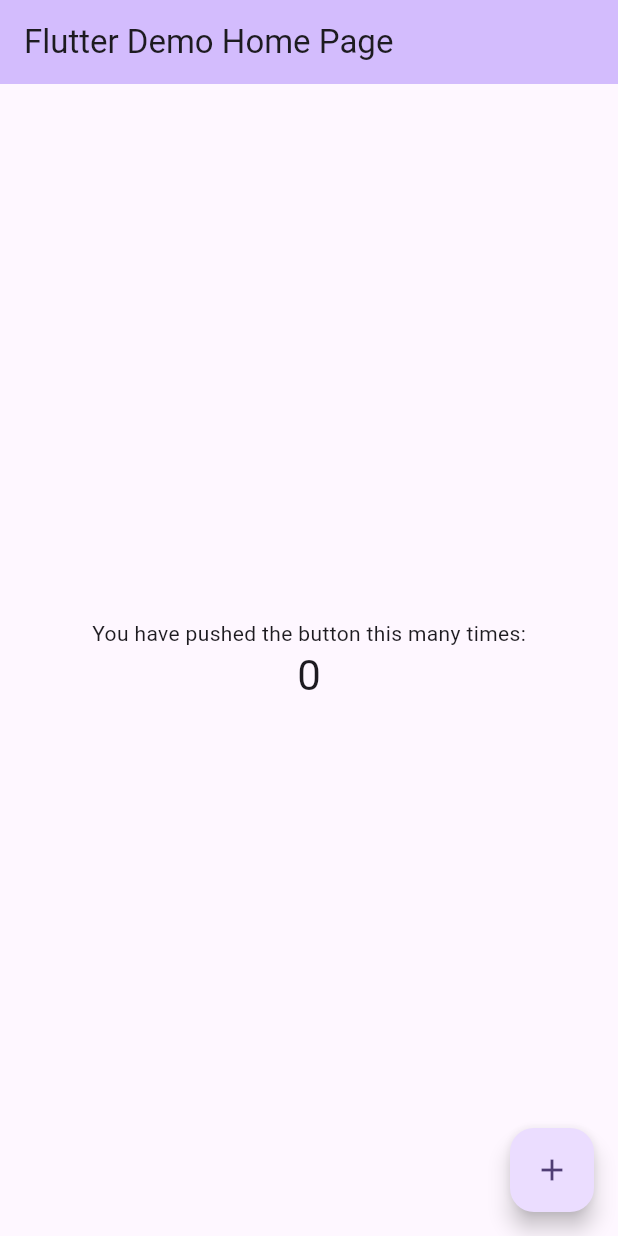
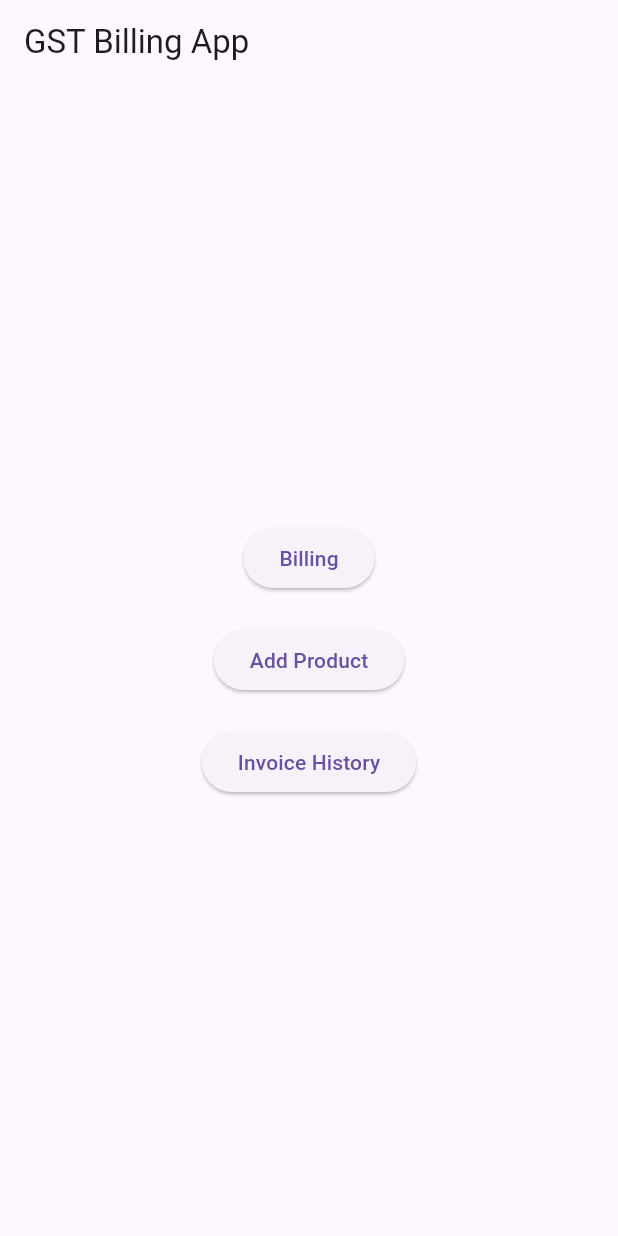
Before and after one commit to Kavyvachhani/gst_biling-app-, a Flutter app: the screen it shows after launch, on a phone screen of 412 x 824 dp. Run offline on Flutter 3.47's test engine with Material 3 defaults, Android fonts, the phone set to English and light mode, and no system bars; our stand-ins replace sqflite; accounts and stored records are empty.

Commit message:
Implement industry-level prototype for GST Billing App with product, invoice, and SQLite integration

```diff
--- a/lib/main.dart
+++ b/lib/main.dart
@@ -1,122 +1,28 @@
+// lib/main.dart
 import 'package:flutter/material.dart';
+import 'package:provider/provider.dart';
+import 'viewmodels/billing_viewmodel.dart';
+import 'views/home_screen.dart';
 
 void main() {
-  runApp(const MyApp());
+  runApp(MyApp());
 }
 
 class MyApp extends StatelessWidget {
-  const MyApp({super.key});
-
-  // This widget is the root of your application.
   @override
   Widget build(BuildContext context) {
-    return MaterialApp(
-      title: 'Flutter Demo',
-      theme: ThemeData(
-        // This is the theme of your application.
-        //
-        // TRY THIS: Try running your application with "flutter run". You'll see
-        // the application has a purple toolbar. Then, without quitting the app,
-        // try changing the seedColor in the colorScheme below to Colors.green
-        // and then invoke "hot reload" (save your changes or press the "hot
-        // reload" button in a Flutter-supported IDE, or press "r" if you used
-        // the command line to start the app).
-        //
-        // Notice that the counter didn't reset back to zero; the application
-        // state is not lost during the reload. To reset the state, use hot
-        // restart instead.
-        //
-        // This works for code too, not just values: Most code changes can be
-        // tested with just a hot reload.
-        colorScheme: ColorScheme.fromSeed(seedColor: Colors.deepPurple),
+    return MultiProvider(
+      providers: [
+        ChangeNotifierProvider(create: (_) => BillingViewModel()),
+      ],
+      child: MaterialApp(
+        debugShowCheckedModeBanner: false,
+        title: 'GST Billing App',
+        theme: ThemeData(
+          primarySwatch: Colors.blue,
+        ),
+        home: HomeScreen(),
       ),
-      home: const MyHomePage(title: 'Flutter Demo Home Page'),
     );
   }
 }
-
-class MyHomePage extends StatefulWidget {
-  const MyHomePage({super.key, required this.title});
-
-  // This widget is the home page of your application. It is stateful, meaning
-  // that it has a State object (defined below) that contains fields that affect
-  // how it looks.
-
-  // This class is the configuration for the state. It holds the values (in this
-  // case the title) provided by the parent (in this case the App widget) and
-  // used by the build method of the State. Fields in a Widget subclass are
-  // always marked "final".
-
-  final String title;
-
-  @override
-  State<MyHomePage> createState() => _MyHomePageState();
-}
-
-class _MyHomePageState extends State<MyHomePage> {
-  int _counter = 0;
-
-  void _incrementCounter() {
-    setState(() {
-      // This call to setState tells the Flutter framework that something has
-      // changed in this State, which causes it to rerun the build method below
-      // so that the display can reflect the updated values. If we changed
-      // _counter without calling setState(), then the build method would not be
-      // called again, and so nothing would appear to happen.
-      _counter++;
-    });
-  }
-
-  @override
-  Widget build(BuildContext context) {
-    // This method is rerun every time setState is called, for instance as done
-    // by the _incrementCounter method above.
-    //
-    // The Flutter framework has been optimized to make rerunning build methods
-    // fast, so that you can just rebuild anything that needs updating rather
-    // than having to individually change instances of widgets.
-    return Scaffold(
-      appBar: AppBar(
-        // TRY THIS: Try changing the color here to a specific color (to
-        // Colors.amber, perhaps?) and trigger a hot reload to see the AppBar
-        // change color while the other colors stay the same.
-        backgroundColor: Theme.of(context).colorScheme.inversePrimary,
-        // Here we take the value from the MyHomePage object that was created by
-        // the App.build method, and use it to set our appbar title.
-        title: Text(widget.title),
-      ),
-      body: Center(
-        // Center is a layout widget. It takes a single child and positions it
-        // in the middle of the parent.
-        child: Column(
-          // Column is also a layout widget. It takes a list of children and
-          // arranges them vertically. By default, it sizes itself to fit its
-          // children horizontally, and tries to be as tall as its parent.
-          //
-          // Column has various properties to control how it sizes itself and
-          // how it positions its children. Here we use mainAxisAlignment to
-          // center the children vertically; the main axis here is the vertical
-          // axis because Columns are vertical (the cross axis would be
-          // horizontal).
-          //
-          // TRY THIS: Invoke "debug painting" (choose the "Toggle Debug Paint"
-          // action in the IDE, or press "p" in the console), to see the
-          // wireframe for each widget.
-          mainAxisAlignment: MainAxisAlignment.center,
-          children: <Widget>[
-            const Text('You have pushed the button this many times:'),
-            Text(
-              '$_counter',
-              style: Theme.of(context).textTheme.headlineMedium,
-            ),
-          ],
-        ),
-      ),
-      floatingActionButton: FloatingActionButton(
-        onPressed: _incrementCounter,
-        tooltip: 'Increment',
-        child: const Icon(Icons.add),
-      ), // This trailing comma makes auto-formatting nicer for build methods.
-    );
-  }
-}
--- /dev/null
+++ b/lib/models/invoice.dart
@@ -0,0 +1,26 @@
+// lib/models/invoice.dart
+import 'product.dart';
+
+class Invoice {
+  final int id;
+  final List<Product> products;
+
+  Invoice({required this.id, required this.products});
+
+  double get totalCGST =>
+      products.fold(0.0, (sum, product) => sum + product.cgst);
+  double get totalSGST =>
+      products.fold(0.0, (sum, product) => sum + product.sgst);
+  double get totalPrice =>
+      products.fold(0.0, (sum, product) => sum + product.totalPrice);
+
+  // Convert the invoice to map for saving in database.
+  // For a simplified implementation, product IDs are stored as a comma-separated string.
+  Map<String, dynamic> toMap() {
+    return {
+      'id': id,
+      'productIds': products.map((p) => p.id).join(','),
+      'totalAmount': totalPrice,
+    };
+  }
+}
--- /dev/null
+++ b/lib/models/product.dart
@@ -0,0 +1,34 @@
+// lib/models/product.dart
+class Product {
+  final int id;
+  final String name;
+  final double price;
+  final double gstRate; // GST rate in percentage
+
+  Product({
+    required this.id,
+    required this.name,
+    required this.price,
+    required this.gstRate,
+  });
+
+  // CGST and SGST are computed by dividing the GST amount equally.
+  double get cgst => (price * gstRate) / 200; // (Price * (gstRate/100))/2
+  double get sgst => (price * gstRate) / 200;
+  double get totalPrice => price + cgst + sgst;
+
+  // Convert product to map for storing in SQLite
+  Map<String, dynamic> toMap() {
+    return {'id': id, 'name': name, 'price': price, 'gstRate': gstRate};
+  }
+
+  // Create a Product instance from a map
+  factory Product.fromMap(Map<String, dynamic> map) {
+    return Product(
+      id: map['id'],
+      name: map['name'],
+      price: map['price'],
+      gstRate: map['gstRate'],
+    );
+  }
+}
--- /dev/null
+++ b/lib/viewmodels/billing_viewmodel.dart
@@ -0,0 +1,25 @@
+// lib/viewmodels/billing_viewmodel.dart
+import 'package:flutter/material.dart';
+import '../models/product.dart';
+
+class BillingViewModel extends ChangeNotifier {
+  final List<Product> _selectedProducts = [];
+
+  List<Product> get selectedProducts => _selectedProducts;
+
+  // Add product to the billing cart
+  void addProduct(Product product) {
+    _selectedProducts.add(product);
+    notifyListeners();
+  }
+
+  // Clear the billing cart
+  void clearCart() {
+    _selectedProducts.clear();
+    notifyListeners();
+  }
+
+  double get totalCGST => _selectedProducts.fold(0.0, (sum, product) => sum + product.cgst);
+  double get totalSGST => _selectedProducts.fold(0.0, (sum, product) => sum + product.sgst);
+  double get totalPrice => _selectedProducts.fold(0.0, (sum, product) => sum + product.totalPrice);
+}
--- /dev/null
+++ b/lib/views/home_screen.dart
@@ -0,0 +1,51 @@
+// lib/views/home_screen.dart
+import 'package:flutter/material.dart';
+import 'add_product_screen.dart'; // Make sure only one of these files is imported
+import 'billing_screen.dart';
+import 'invoice_history_screen.dart';
+
+class HomeScreen extends StatelessWidget {
+  @override
+  Widget build(BuildContext context) {
+    return Scaffold(
+      appBar: AppBar(title: Text("GST Billing App")),
+      body: Center(
+        child: Column(
+          mainAxisAlignment: MainAxisAlignment.center,
+          children: [
+            ElevatedButton(
+              onPressed: () {
+                Navigator.push(
+                  context,
+                  MaterialPageRoute(builder: (_) => BillingScreen()),
+                );
+              },
+              child: Text("Billing"),
+            ),
+            SizedBox(height: 20),
+            ElevatedButton(
+              onPressed: () {
+                // Use the correct constructor call for AddProductScreen.
+                Navigator.push(
+                  context,
+                  MaterialPageRoute(builder: (_) => AddProductScreen()),
+                );
+              },
+              child: Text("Add Product"),
+            ),
+            SizedBox(height: 20),
+            ElevatedButton(
+              onPressed: () {
+                Navigator.push(
+                  context,
+                  MaterialPageRoute(builder: (_) => InvoiceHistoryScreen()),
+                );
+              },
+              child: Text("Invoice History"),
+            ),
+          ],
+        ),
+      ),
+    );
+  }
+}
--- a/pubspec.yaml
+++ b/pubspec.yaml
@@ -34,6 +34,9 @@ dependencies:
   # The following adds the Cupertino Icons font to your application.
   # Use with the CupertinoIcons class for iOS style icons.
   cupertino_icons: ^1.0.8
+  sqflite: ^2.4.2
+  provider: ^6.1.5
+  pdf_text: ^0.5.0
 
 dev_dependencies:
   flutter_test:
```
Also changed, not shown: lib/services/database_service.dart (added, +85 -0 lines), lib/views/add_product.dart (added, +48 -0 lines), lib/views/add_product_screen.dart (added, +95 -0 lines), lib/views/billing_screen.dart (added, +71 -0 lines), lib/views/invoice_history_screen.dart (added, +51 -0 lines), lib/views/invoice_screen.dart (added), lib/widgets/invoice_card.dart (added), lib/widgets/product_tile.dart (added), pubspec.lock, 2 other files.
